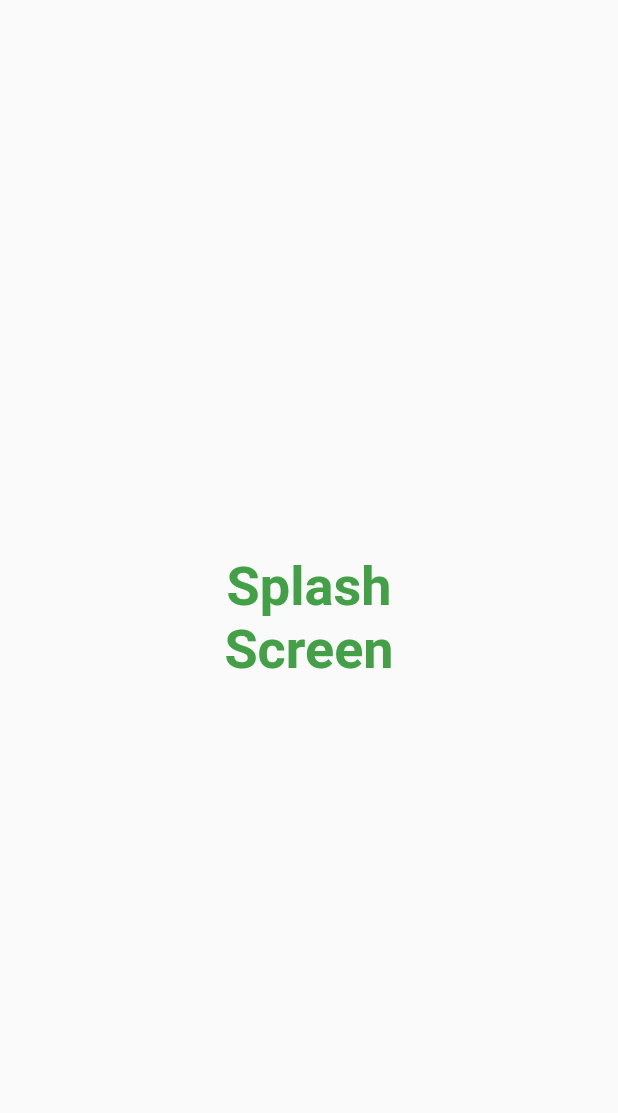
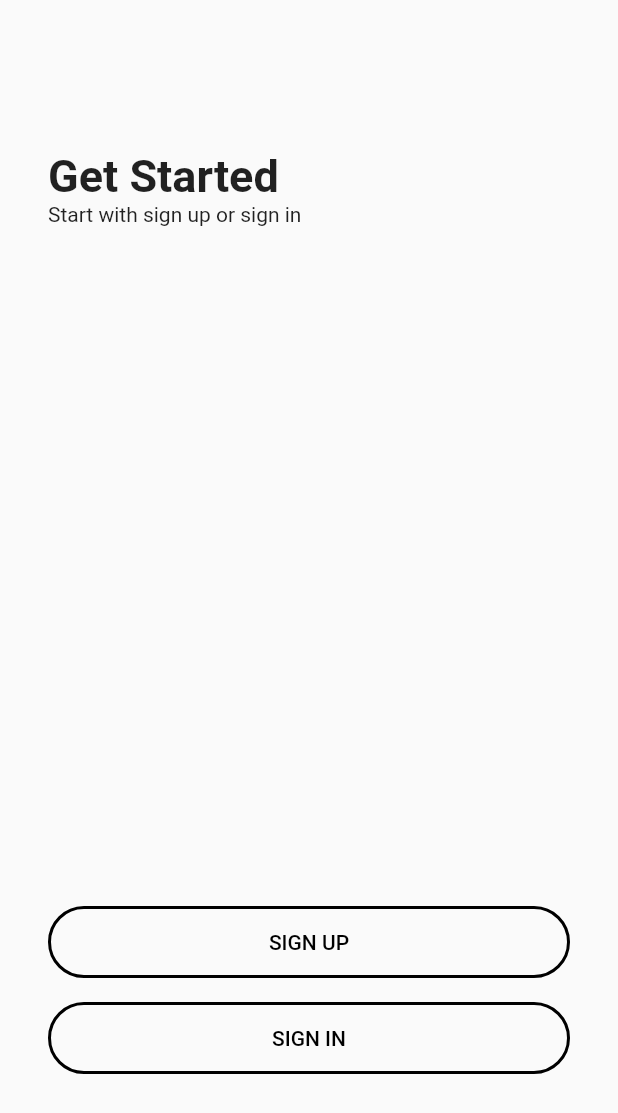
Before and after one commit to ifshaulhaque/FlutterLearning, a Flutter app: the screen it shows after launch, on a phone screen of 412 x 824 dp. Shown: the top 1113 px of the screen. Run offline on Flutter 3.47's test engine with Material 2 defaults, Android fonts, the phone set to English and light mode, and no system bars.

Commit message:
GetStarted page added

```diff
--- /dev/null
+++ b/lib/components/heading_text.dart
@@ -0,0 +1,17 @@
+import 'package:flutter/material.dart';
+
+class HeadingText extends StatelessWidget {
+  String text;
+  HeadingText({super.key, required this.text});
+
+  @override
+  Widget build(BuildContext context) {
+    return Text(
+      text,
+      style: const TextStyle(
+        fontSize: 30,
+        fontWeight: FontWeight.bold,
+      ),
+    );
+  }
+}
--- /dev/null
+++ b/lib/components/primary_button.dart
@@ -0,0 +1,35 @@
+import 'package:flutter/material.dart';
+
+class PrimaryButton extends StatelessWidget {
+  String text;
+  bool isTextCapital;
+  PrimaryButton({super.key, this.isTextCapital = false, required this.text});
+
+  @override
+  Widget build(BuildContext context) {
+    return Container(
+      width: double.infinity,
+      padding: const EdgeInsets.symmetric(vertical: 8),
+      child: OutlinedButton(
+        onPressed: () {},
+        style: OutlinedButton.styleFrom(
+          shape: const RoundedRectangleBorder(
+            borderRadius: BorderRadius.all(
+              Radius.circular(
+                30,
+              ),
+            ),
+          ),
+          padding: const EdgeInsets.all(16),
+          side: const BorderSide(
+            width: 2,
+          ),
+        ),
+        child: Text(
+          isTextCapital ? text.toUpperCase() : text,
+          style: const TextStyle(color: Colors.black),
+        ),
+      ),
+    );
+  }
+}
--- a/lib/main.dart
+++ b/lib/main.dart
@@ -1,4 +1,6 @@
 import 'package:flutter/material.dart';
+import 'package:flutter_demo/navigation/routes.dart';
+import 'package:flutter_demo/pages/signup_signin/get_started.dart';
 import 'package:flutter_demo/pages/splash.dart';
 
 void main() {
@@ -11,9 +13,10 @@ class MyApp extends StatelessWidget {
   @override
   Widget build(BuildContext context) {
     return MaterialApp(
-      initialRoute: '/',
+      initialRoute: Routes.splashScreen,
       routes: {
-        '/': (context) => const SplashScreen(),
+        Routes.splashScreen: (context) => const SplashScreen(),
+        Routes.getStartedScreen: (context) => const GetStarted(),
       },
     );
   }
--- /dev/null
+++ b/lib/navigation/routes.dart
@@ -0,0 +1,4 @@
+class Routes {
+  static const String splashScreen = "/splashscreen";
+  static const String getStartedScreen = "/getstartedscreen";
+}
--- /dev/null
+++ b/lib/pages/signup_signin/get_started.dart
@@ -0,0 +1,53 @@
+import 'package:flutter/material.dart';
+import 'package:flutter_demo/components/heading_text.dart';
+import 'package:flutter_demo/components/primary_button.dart';
+
+class GetStarted extends StatelessWidget {
+  const GetStarted({super.key});
+
+  @override
+  Widget build(BuildContext context) {
+    return Scaffold(
+      body: SafeArea(
+        child: Padding(
+          padding: const EdgeInsets.symmetric(vertical: 100, horizontal: 32),
+          child: Column(
+            crossAxisAlignment: CrossAxisAlignment.stretch,
+            children: [
+              Expanded(
+                flex: 1,
+                child: Column(
+                  crossAxisAlignment: CrossAxisAlignment.start,
+                  children: [
+                    HeadingText(
+                      text: "Get Started",
+                    ),
+                    const Text(
+                      "Start with sign up or sign in",
+                    ),
+                  ],
+                ),
+              ),
+              Expanded(
+                flex: 1,
+                child: Column(
+                  mainAxisAlignment: MainAxisAlignment.end,
+                  children: [
+                    PrimaryButton(
+                      text: "Sign up",
+                      isTextCapital: true,
+                    ),
+                    PrimaryButton(
+                      text: "Sign in",
+                      isTextCapital: true,
+                    ),
+                  ],
+                ),
+              ),
+            ],
+          ),
+        ),
+      ),
+    );
+  }
+}
--- a/lib/pages/splash.dart
+++ b/lib/pages/splash.dart
@@ -1,10 +1,15 @@
 import 'package:flutter/material.dart';
+import 'package:flutter_demo/navigation/routes.dart';
 
 class SplashScreen extends StatelessWidget {
   const SplashScreen({super.key});
 
   @override
   Widget build(BuildContext context) {
+    Future.delayed(const Duration(seconds: 3), () {
+      Navigator.pushNamed(context, Routes.getStartedScreen);
+    });
+
     return Scaffold(
       body: SafeArea(
         child: Center(
```
